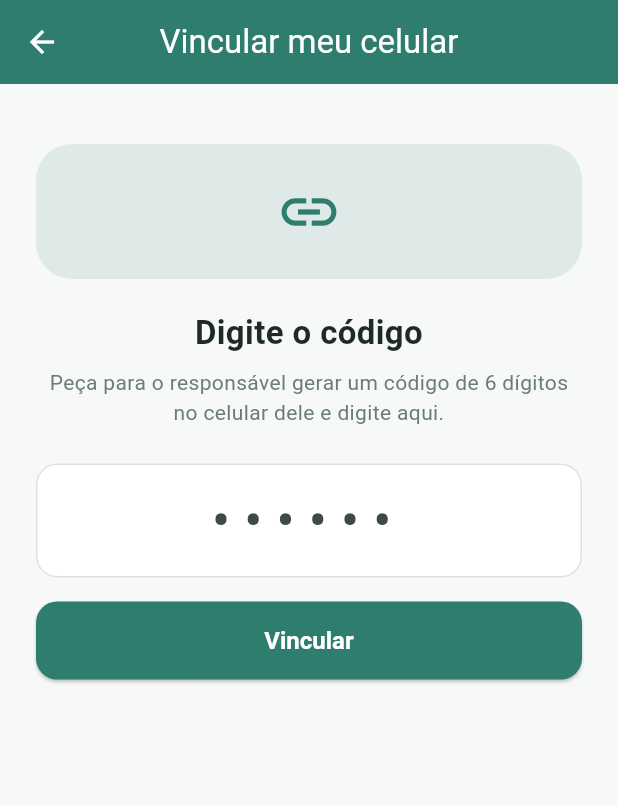
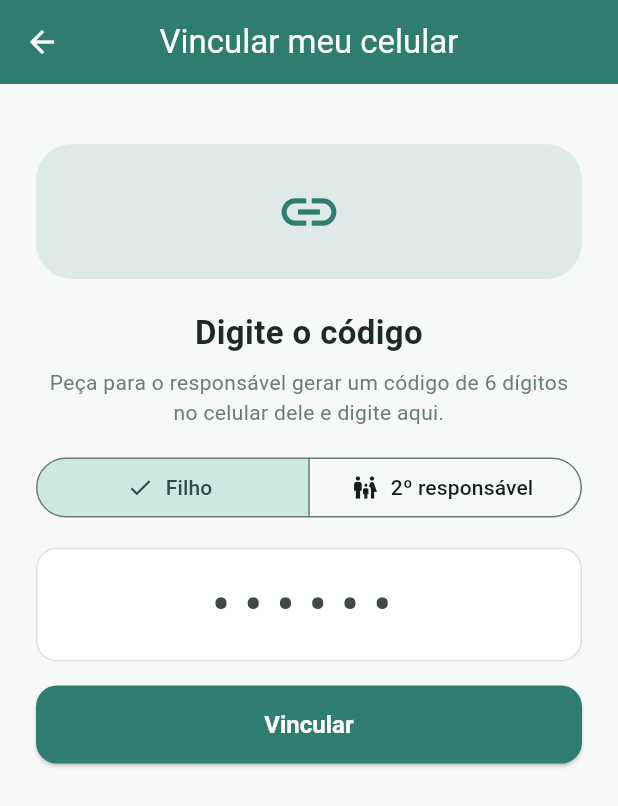
Before and after one commit to Natanpapai/meu-filho-seguro, a Flutter app: the screen it shows after launch, after a tap on "Sou filho(a)", on a phone screen of 412 x 824 dp. Shown: the top 806 px of the screen. Run offline on Flutter 3.47's test engine with Material 3 defaults, Android fonts, the phone set to English and light mode, and no system bars; our stand-ins replace battery_plus, cloud_firestore, connectivity_plus, firebase_auth, firebase_core, flutter_map and 4 more; accounts and stored records are empty.

Commit message:
Add lib/screens/pairing_screen.dart

```diff
--- a/lib/screens/pairing_screen.dart
+++ b/lib/screens/pairing_screen.dart
@@ -5,6 +5,7 @@ import '../app_deps.dart';
 import '../models/models.dart';
 import '../theme.dart';
 import 'child_home_screen.dart';
+import 'guardian_home_screen.dart';
 
 /// Vinculação segura entre os celulares.
 ///
@@ -32,6 +33,9 @@ class _PairingScreenState extends State<PairingScreen> {
   final _codeController = TextEditingController();
   bool _busy = false;
   String? _error;
+  // true = este aparelho é de um 2º responsável (pai/mãe) que vai
+  // acompanhar o MESMO filho usando o mesmo código de vinculação.
+  bool _asSecondGuardian = false;
 
   @override
   void dispose() {
@@ -89,6 +93,23 @@ class _PairingScreenState extends State<PairingScreen> {
       _busy = true;
       _error = null;
     });
+    if (_asSecondGuardian) {
+      // 2º responsável (pai/mãe): vincula ao MESMO filho com o mesmo
+      // código. Ambos recebem SOS e veem a localização.
+      final result = await widget.deps.auth.pairGuardianWithCode(code);
+      setState(() => _busy = false);
+      if (result.$1) {
+        if (!mounted) return;
+        Navigator.of(context).pushAndRemoveUntil(
+          MaterialPageRoute(
+              builder: (_) => GuardianHomeScreen(deps: widget.deps)),
+          (_) => false,
+        );
+      } else {
+        setState(() => _error = result.$2);
+      }
+      return;
+    }
     final result = await widget.deps.auth.pairWithCode(code);
     setState(() => _busy = false);
     if (result.$1) {
@@ -240,12 +261,31 @@ class _PairingScreenState extends State<PairingScreen> {
               fontSize: 22, fontWeight: FontWeight.bold, color: AppTheme.textDark),
         ),
         const SizedBox(height: 8),
-        const Text(
-          'Peça para o responsável gerar um código de 6 dígitos no celular dele e digite aqui.',
+        Text(
+          _asSecondGuardian
+              ? 'Peça para o outro responsável gerar um código de 6 dígitos no celular dele e digite aqui. Você vai acompanhar o mesmo filho.'
+              : 'Peça para o responsável gerar um código de 6 dígitos no celular dele e digite aqui.',
           textAlign: TextAlign.center,
-          style: TextStyle(fontSize: 14, color: AppTheme.textMuted),
+          style: const TextStyle(fontSize: 14, color: AppTheme.textMuted),
         ),
-        const SizedBox(height: 24),
+        const SizedBox(height: 16),
+        // Escolha: celular do filho ou 2º responsável (pai/mãe).
+        SegmentedButton<bool>(
+          segments: const [
+            ButtonSegment(
+                value: false,
+                icon: Icon(Icons.child_care),
+                label: Text('Filho')),
+            ButtonSegment(
+                value: true,
+                icon: Icon(Icons.family_restroom),
+                label: Text('2º responsável')),
+          ],
+          selected: {_asSecondGuardian},
+          onSelectionChanged: (s) =>
+              setState(() => _asSecondGuardian = s.first),
+        ),
+        const SizedBox(height: 16),
         TextField(
           controller: _codeController,
           keyboardType: TextInputType.number,
```
